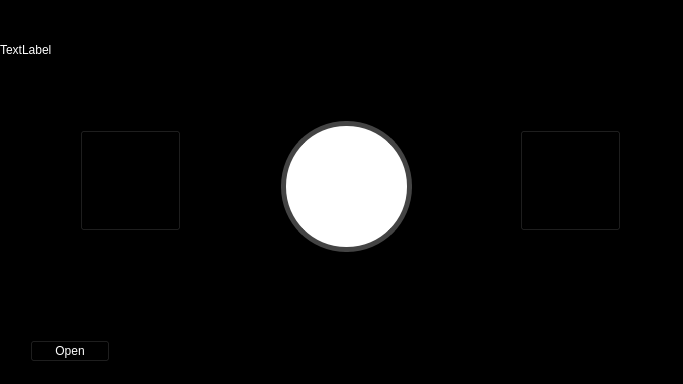
Before: the Qt Designer form ViewLayer/SongPlayerUi.ui in UCSolarCarTeam/Epsilon-Onboard-Media-Control, drawn with Qt 5.
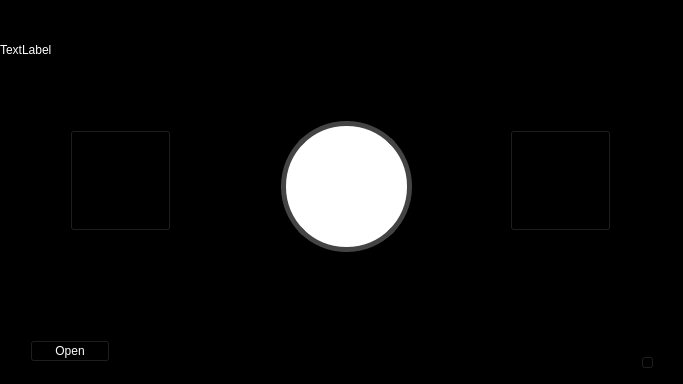
After: the same form once the commit is applied.

Commit message: created volume slider

```diff
--- a/ViewLayer/SongPlayerUi.ui
+++ b/ViewLayer/SongPlayerUi.ui
@@ -54,7 +54,7 @@
   <widget class="QPushButton" name="nextSong">
    <property name="geometry">
     <rect>
-     <x>520</x>
+     <x>510</x>
      <y>130</y>
      <width>101</width>
      <height>101</height>
@@ -70,7 +70,7 @@
   <widget class="QPushButton" name="prevSong">
    <property name="geometry">
     <rect>
-     <x>80</x>
+     <x>70</x>
      <y>130</y>
      <width>101</width>
      <height>101</height>
@@ -117,6 +117,19 @@
    </property>
    <layout class="QVBoxLayout" name="progressBarContainer"/>
   </widget>
+  <widget class="QSlider" name="volumeControl">
+   <property name="geometry">
+    <rect>
+     <x>640</x>
+     <y>210</y>
+     <width>16</width>
+     <height>160</height>
+    </rect>
+   </property>
+   <property name="orientation">
+    <enum>Qt::Vertical</enum>
+   </property>
+  </widget>
   <zorder>OpenButton</zorder>
   <zorder>infoLabel</zorder>
   <zorder>nextSong</zorder>
```
Left out of the diff: 1 changed line with no effect on the pictures. The commit also changes 7 other files.
